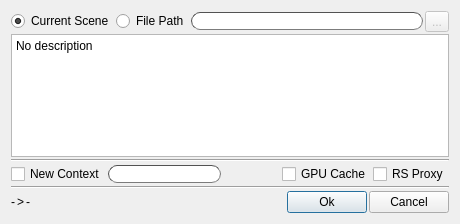
Before: the Qt Designer form ui/checkinput.ui in iceanimations/checkoutin, drawn with Qt 5.
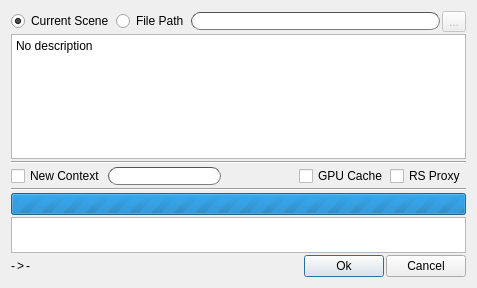
After: the same form once the commit is applied.

```diff
--- a/ui/checkinput.ui
+++ b/ui/checkinput.ui
@@ -9,8 +9,8 @@
    <rect>
     <x>0</x>
     <y>0</y>
-    <width>460</width>
-    <height>224</height>
+    <width>477</width>
+    <height>288</height>
    </rect>
   </property>
   <property name="windowTitle">
@@ -150,6 +150,45 @@
      </property>
     </widget>
    </item>
+   <item>
+    <layout class="QVBoxLayout" name="verticalLayout_2">
+     <item>
+      <widget class="QProgressBar" name="progressBar">
+       <property name="maximum">
+        <number>0</number>
+       </property>
+       <property name="value">
+        <number>0</number>
+       </property>
+       <property name="alignment">
+        <set>Qt::AlignCenter</set>
+       </property>
+      </widget>
+     </item>
+     <item>
+      <widget class="QTextEdit" name="progressEdit">
+       <property name="sizePolicy">
+        <sizepolicy hsizetype="Expanding" vsizetype="Fixed">
+         <horstretch>0</horstretch>
+         <verstretch>0</verstretch>
+        </sizepolicy>
+       </property>
+       <property name="maximumSize">
+        <size>
+         <width>16777215</width>
+         <height>36</height>
+        </size>
+       </property>
+       <property name="acceptRichText">
+        <bool>true</bool>
+       </property>
+       <property name="textInteractionFlags">
+        <set>Qt::TextSelectableByKeyboard|Qt::TextSelectableByMouse</set>
+       </property>
+      </widget>
+     </item>
+    </layout>
+   </item>
    <item>
     <layout class="QHBoxLayout" name="horizontalLayout_2">
      <item>
```
